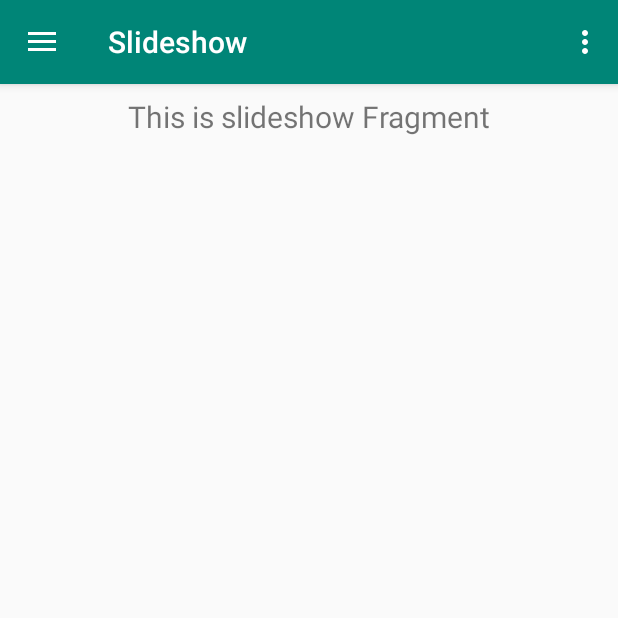
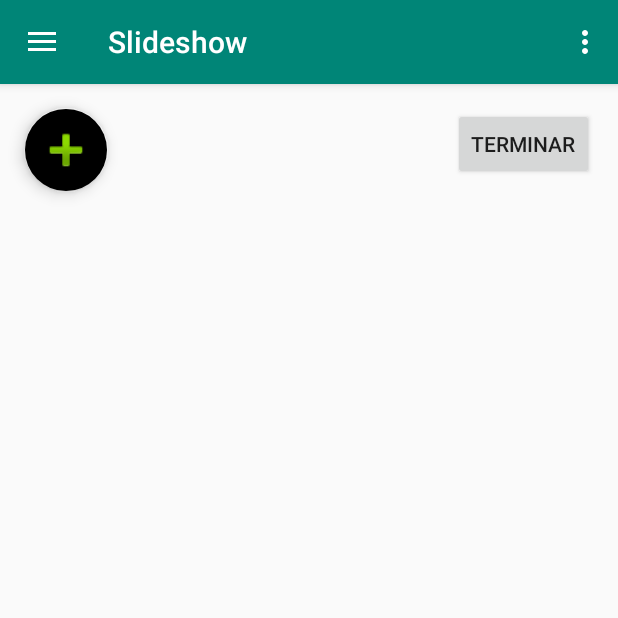
Before and after one commit to Basdf/EvaluacionReflexiva, an Android app: the NavBarActivity screen opened directly, with no data from a screen before it, in the side drawer, after a tap on "Slideshow", on a phone screen of 412 x 824 dp, the top half of it. Run offline under Robolectric (Android 15) with nearby library versions, the phone set to English and light mode, and no system bars; our stand-ins replace navigation-ui; libraries missing offline, so code that uses them is left out: es.dmoral.toasty; 1 statement that could not run was skipped.

Commit message:
Modificacion del navbar

```diff
--- a/EVRED/app/src/main/java/com/saludpublica/evred/MainActivity.kt
+++ b/EVRED/app/src/main/java/com/saludpublica/evred/MainActivity.kt
@@ -18,11 +18,11 @@ class MainActivity : AppCompatActivity(), ILoginView {
         Toasty.error(this,message, Toast.LENGTH_LONG).show()
     }
 
-    override fun onLoginSuccess(message: String,user:StudentModel) {
+    override fun onLoginSuccess(message: String, student:StudentModel) {
         Toasty.success(this,message, Toast.LENGTH_LONG).show()
         val intent=Intent(this,NavBarActivity::class.java)
-        intent.putExtra("email",user.email)
-        intent.putExtra("name",user.name)
+        intent.putExtra("email",student.email)
+        intent.putExtra("name",student.name)
         startActivity(intent)
         finish()
     }
--- a/EVRED/app/src/main/java/com/saludpublica/evred/NavBarActivity.kt
+++ b/EVRED/app/src/main/java/com/saludpublica/evred/NavBarActivity.kt
@@ -31,8 +31,7 @@ class NavBarActivity : AppCompatActivity() {
         // menu should be considered as top level destinations.
         appBarConfiguration = AppBarConfiguration(
             setOf(
-                R.id.nav_home, R.id.nav_gallery, R.id.nav_slideshow,
-                R.id.nav_tools, R.id.nav_share, R.id.nav_send
+                R.id.nav_encuestaEstudiante, R.id.nav_encuestaDocente, R.id.nav_encuestaCompromisos
             ), drawerLayout
         )
         setupActionBarWithNavController(navController, appBarConfiguration)
--- a/EVRED/app/src/main/java/com/saludpublica/evred/ui/encuestaCompromiso/SendFragment.kt
+++ b/EVRED/app/src/main/java/com/saludpublica/evred/ui/encuestaCompromiso/EncuestaCompromisoFragment.kt
@@ -14,7 +14,7 @@ import com.saludpublica.evred.R
 import java.util.*
 
 
-class SendFragment : Fragment(), CompromisoAdapter.CustomListener {
+class EncuestaCompromisoFragment : Fragment(), CompromisoAdapter.CustomListener {
     var numeroC = 1
     var textId = "Compromiso"
     var list = ArrayList<String>()
--- a/EVRED/app/src/main/java/com/saludpublica/evred/ui/slideshow/SlideshowFragment.kt
+++ /dev/null
@@ -1,31 +0,0 @@
-package com.saludpublica.evred.ui.slideshow
-
-import android.os.Bundle
-import android.view.LayoutInflater
-import android.view.View
-import android.view.ViewGroup
-import android.widget.TextView
-import androidx.fragment.app.Fragment
-import androidx.lifecycle.Observer
-import androidx.lifecycle.ViewModelProviders
-import com.saludpublica.evred.R
-
-class SlideshowFragment : Fragment() {
-
-    private lateinit var slideshowViewModel: SlideshowViewModel
-
-    override fun onCreateView(
-        inflater: LayoutInflater,
-        container: ViewGroup?,
-        savedInstanceState: Bundle?
-    ): View? {
-        slideshowViewModel =
-            ViewModelProviders.of(this).get(SlideshowViewModel::class.java)
-        val root = inflater.inflate(R.layout.fragment_slideshow, container, false)
-        val textView: TextView = root.findViewById(R.id.text_slideshow)
-        slideshowViewModel.text.observe(this, Observer {
-            textView.text = it
-        })
-        return root
-    }
-}
--- a/EVRED/app/src/main/java/com/saludpublica/evred/ui/slideshow/SlideshowViewModel.kt
+++ /dev/null
@@ -1,13 +0,0 @@
-package com.saludpublica.evred.ui.slideshow
-
-import androidx.lifecycle.LiveData
-import androidx.lifecycle.MutableLiveData
-import androidx.lifecycle.ViewModel
-
-class SlideshowViewModel : ViewModel() {
-
-    private val _text = MutableLiveData<String>().apply {
-        value = "This is slideshow Fragment"
-    }
-    val text: LiveData<String> = _text
-}
--- a/EVRED/app/src/main/res/layout/fragment_slideshow.xml
+++ /dev/null
@@ -1,19 +0,0 @@
-<?xml version="1.0" encoding="utf-8"?>
-<androidx.constraintlayout.widget.ConstraintLayout xmlns:android="http://schemas.android.com/apk/res/android"
-    xmlns:app="http://schemas.android.com/apk/res-auto"
-    android:layout_width="match_parent"
-    android:layout_height="match_parent">
-
-    <TextView
-        android:id="@+id/text_slideshow"
-        android:layout_width="match_parent"
-        android:layout_height="wrap_content"
-        android:layout_marginStart="8dp"
-        android:layout_marginTop="8dp"
-        android:layout_marginEnd="8dp"
-        android:textAlignment="center"
-        android:textSize="20sp"
-        app:layout_constraintEnd_toEndOf="parent"
-        app:layout_constraintStart_toStartOf="parent"
-        app:layout_constraintTop_toTopOf="parent" />
-</androidx.constraintlayout.widget.ConstraintLayout>
--- a/EVRED/app/src/main/res/menu/activity_nav_bar_drawer.xml
+++ b/EVRED/app/src/main/res/menu/activity_nav_bar_drawer.xml
@@ -5,34 +5,18 @@
 
     <group android:checkableBehavior="single">
         <item
-            android:id="@+id/nav_home"
+            android:id="@+id/nav_encuestaEstudiante"
             android:icon="@drawable/ic_menu_camera"
             android:title="@string/menu_home" />
         <item
-            android:id="@+id/nav_gallery"
+            android:id="@+id/nav_encuestaDocente"
             android:icon="@drawable/ic_menu_gallery"
             android:title="@string/menu_gallery" />
         <item
-            android:id="@+id/nav_slideshow"
+            android:id="@+id/nav_encuestaCompromisos"
             android:icon="@drawable/ic_menu_slideshow"
             android:title="@string/menu_slideshow" />
-        <item
-            android:id="@+id/nav_tools"
-            android:icon="@drawable/ic_menu_manage"
-            android:title="@string/menu_tools" />
     </group>
 
-    <item android:title="Communicate">
-        <menu>
-            <item
-                android:id="@+id/nav_share"
-                android:icon="@drawable/ic_menu_share"
-                android:title="@string/menu_share" />
-            <item
-                android:id="@+id/nav_send"
-                android:icon="@drawable/ic_menu_send"
-                android:title="@string/menu_send" />
-        </menu>
-    </item>
 
 </menu>
--- a/EVRED/app/src/main/res/navigation/mobile_navigation.xml
+++ b/EVRED/app/src/main/res/navigation/mobile_navigation.xml
@@ -3,41 +3,24 @@
     xmlns:app="http://schemas.android.com/apk/res-auto"
     xmlns:tools="http://schemas.android.com/tools"
     android:id="@+id/mobile_navigation"
-    app:startDestination="@+id/nav_home">
+    app:startDestination="@+id/nav_encuestaEstudiante">
 
     <fragment
-        android:id="@+id/nav_home"
+        android:id="@+id/nav_encuestaEstudiante"
         android:name="com.saludpublica.evred.ui.encuestaEstudiante.AspectosGeneralesFragment"
         android:label="@string/menu_home"
-        tools:layout="@layout/fragment_home" />
+        tools:layout="@layout/fragment_encuesta_aspectos_generales_del_curso" />
 
     <fragment
-        android:id="@+id/nav_gallery"
+        android:id="@+id/nav_encuestaDocente"
         android:name="com.saludpublica.evred.ui.encuestaDocente.EncuestaDocenteFragment"
         android:label="@string/menu_gallery"
-        tools:layout="@layout/compromiso_View" />
+        tools:layout="@layout/fragment_encuesta_docente" />
 
     <fragment
-        android:id="@+id/nav_slideshow"
-        android:name="com.saludpublica.evred.ui.slideshow.SlideshowFragment"
+        android:id="@+id/nav_encuestaCompromisos"
+        android:name="com.saludpublica.evred.ui.encuestaCompromiso.EncuestaCompromisoFragment"
         android:label="@string/menu_slideshow"
-        tools:layout="@layout/fragment_slideshow" />
+        tools:layout="@layout/fragment_encuesta_compromiso" />
 
-    <fragment
-        android:id="@+id/nav_tools"
-        android:name="com.saludpublica.evred.ui.tools.ToolsFragment"
-        android:label="@string/menu_tools"
-        tools:layout="@layout/fragment_tools" />
-
-    <fragment
-        android:id="@+id/nav_share"
-        android:name="com.saludpublica.evred.ui.inicio.ShareFragment"
-        android:label="@string/menu_share"
-        tools:layout="@layout/fragment_share" />
-
-    <fragment
-        android:id="@+id/nav_send"
-        android:name="com.saludpublica.evred.ui.encuestaCompromiso.SendFragment"
-        android:label="@string/menu_send"
-        tools:layout="@layout/fragment_send" />
 </navigation>
--- a/EVRED/app/src/main/res/values/strings.xml
+++ b/EVRED/app/src/main/res/values/strings.xml
@@ -13,9 +13,7 @@
     <string name="menu_home">Home</string>
     <string name="menu_gallery">Gallery</string>
     <string name="menu_slideshow">Slideshow</string>
-    <string name="menu_tools">Tools</string>
-    <string name="menu_share">Share</string>
-    <string name="menu_send">Send</string>
+
     <string name="Instrucciones1">Por favor califique 1 a 5, siendo 1 la valoración más baja y 5 la valoración más alta.</string>
     <string name="Titulo1">ASPECTOS GENERALES DEL CURSO</string>
     <string name="Titulo2">OBJETIVOS Y CONTENIDOS</string>
```
Also changed, not shown: EVRED/app/src/main/java/com/saludpublica/evred/ui/inicio/ShareFragment.kt (deleted, +0 -31 lines), EVRED/app/src/main/java/com/saludpublica/evred/ui/inicio/ShareViewModel.kt (deleted, +0 -13 lines), EVRED/app/src/main/java/com/saludpublica/evred/ui/tools/ToolsFragment.kt (deleted, +0 -31 lines), EVRED/app/src/main/java/com/saludpublica/evred/ui/tools/ToolsViewModel.kt (deleted, +0 -13 lines), EVRED/app/src/main/res/layout/fragment_home.xml (deleted, +0 -19 lines), EVRED/app/src/main/res/layout/fragment_send.xml (deleted, +0 -19 lines), EVRED/app/src/main/res/layout/fragment_share.xml (deleted, +0 -19 lines), EVRED/app/src/main/res/layout/fragment_tools.xml (deleted, +0 -19 lines).
